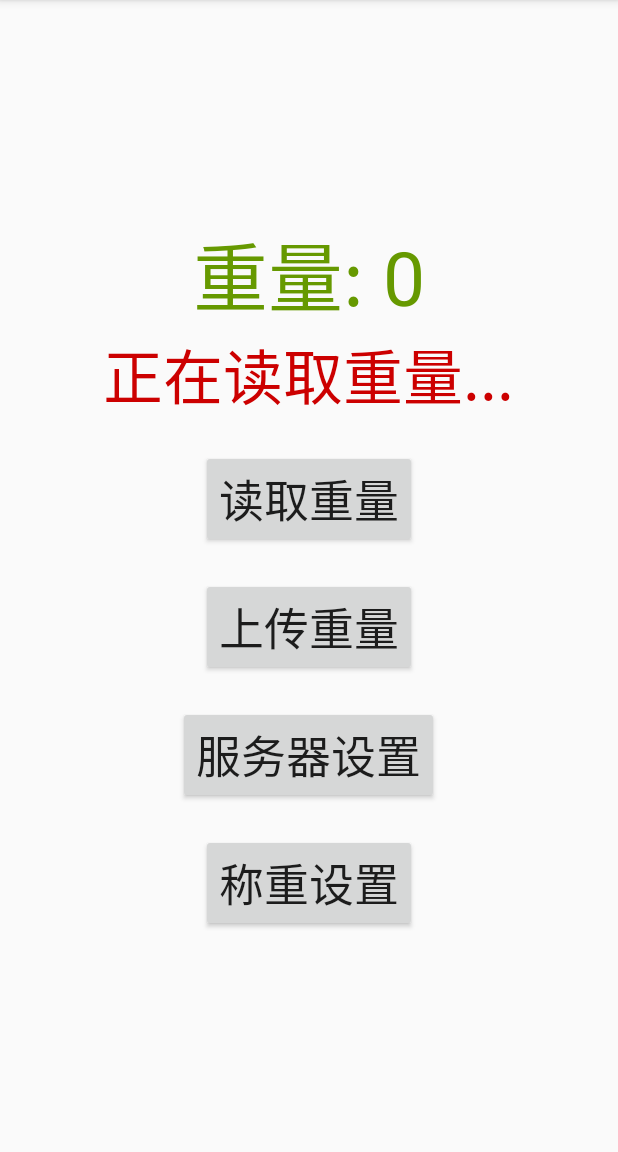
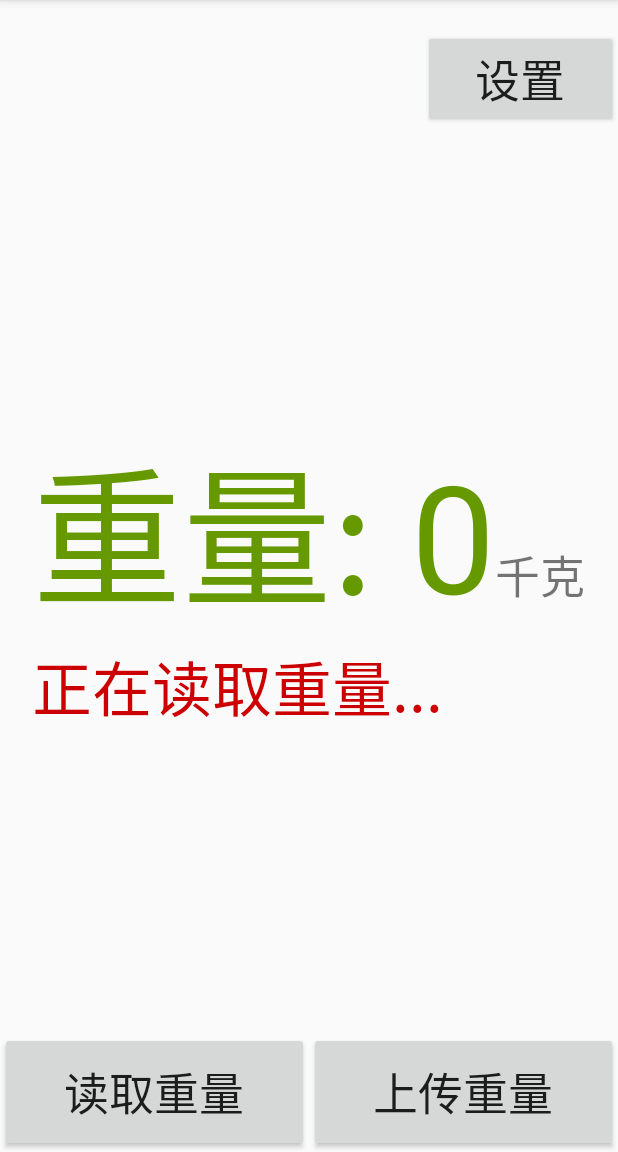
Before and after one commit to jelly-cai/pmzproject, an Android app: the screen it shows after launch (MainActivity), on a phone screen of 412 x 824 dp, the part 84-1236 px from its top. Run offline under Robolectric (Android 15) with nearby library versions, the phone set to English and light mode, and no system bars; libraries missing offline, so code that uses them is left out: com.kongqw.serialportlibrary, com.xuhao.didi; 5 statements that could not run were skipped.

Commit message:
完善功能

```diff
--- a/app/src/main/AndroidManifest.xml
+++ b/app/src/main/AndroidManifest.xml
@@ -19,8 +19,7 @@
                 <category android:name="android.intent.category.LAUNCHER" />
             </intent-filter>
         </activity>
-        <activity android:name=".ServerSetActivity" />
-        <activity android:name=".WeightSetActivity" />
+        <activity android:name=".SetActivity" />
     </application>
 
 </manifest>
--- a/app/src/main/java/com/jellycai/test/MainActivity.java
+++ b/app/src/main/java/com/jellycai/test/MainActivity.java
@@ -15,16 +15,20 @@ import android.widget.Toast;
 
 import com.kongqw.serialportlibrary.SerialPortManager;
 import com.kongqw.serialportlibrary.listener.OnSerialPortDataListener;
+import com.xuhao.didi.core.iocore.interfaces.IPulseSendable;
 import com.xuhao.didi.core.pojo.OriginalData;
+import com.xuhao.didi.core.protocol.IReaderProtocol;
 import com.xuhao.didi.socket.client.sdk.OkSocket;
 import com.xuhao.didi.socket.client.sdk.client.ConnectionInfo;
+import com.xuhao.didi.socket.client.sdk.client.OkSocketOptions;
 import com.xuhao.didi.socket.client.sdk.client.action.SocketActionAdapter;
 import com.xuhao.didi.socket.client.sdk.client.connection.IConnectionManager;
 
 import java.io.File;
+import java.nio.ByteOrder;
 
 import static android.widget.Toast.LENGTH_SHORT;
-import static com.jellycai.test.WeightSetActivity.DEFAULT_TIME;
+import static com.jellycai.test.SetActivity.DEFAULT_TIME;
 
 /**
  * 主页
@@ -40,10 +44,9 @@ public class MainActivity extends AppCompatActivity {
     private TextView tvResult;
     private Button btnOk;
     private Button btnSend;
-    private Button btnServerSet;
-    private Button btnWeightSet;
+    private Button btnSet;
 
-    private int[] weights = new int[3];
+    private double[] weights = new double[3];
 
     private IConnectionManager manager;
 
@@ -59,15 +62,14 @@ public class MainActivity extends AppCompatActivity {
     private void initView() {
         btnOk = findViewById(R.id.btn_ok);
         btnSend = findViewById(R.id.btn_send);
-        btnServerSet = findViewById(R.id.btn_server_set);
-        btnWeightSet = findViewById(R.id.btn_weight_set);
+        btnSet = findViewById(R.id.btn_set);
         tvResult = findViewById(R.id.tv_result);
     }
 
     @Override
     protected void onResume() {
         super.onResume();
-        boolean isAutoSend = SpUtils.getBooleanValue(MainActivity.this, ServerSetActivity.IS_AUTO_SEND, false);
+        boolean isAutoSend = SpUtils.getBooleanValue(MainActivity.this, SetActivity.IS_AUTO_SEND, false);
         if(isAutoSend){
             btnSend.setVisibility(View.GONE);
         }else{
@@ -85,24 +87,19 @@ public class MainActivity extends AppCompatActivity {
         btnSend.setOnClickListener(new View.OnClickListener() {
             @Override
             public void onClick(View v) {
-                int weight = getWeightForWeights();
+                double weight = getWeightForWeights();
                 if(weight != 0){
-                    sendWeight(weight);
+                    sendWeight();
                 }else{
                     Toast.makeText(MainActivity.this,"没有重量读数", LENGTH_SHORT).show();
                 }
             }
         });
-        btnServerSet.setOnClickListener(new View.OnClickListener() {
+
+        btnSet.setOnClickListener(new View.OnClickListener() {
             @Override
-            public void onClick(View v) {
-                ServerSetActivity.startActivity(MainActivity.this);
-            }
-        });
-        btnWeightSet.setOnClickListener(new View.OnClickListener() {
-            @Override
-            public void onClick(View v) {
-                WeightSetActivity.startActivity(MainActivity.this);
+            public void onClick(View view) {
+                SetActivity.startActivity(MainActivity.this);
             }
         });
     }
@@ -112,7 +109,7 @@ public class MainActivity extends AppCompatActivity {
      *
      * @param weight
      */
-    private void addWeight(int weight) {
+    private void addWeight(double weight) {
         boolean isAdd = false;
         for (int i = 0; i < weights.length; i++) {
             if (weights[i] == 0) {
@@ -135,7 +132,7 @@ public class MainActivity extends AppCompatActivity {
      * @return
      */
     private boolean isStable() {
-        int w = weights[0];
+        double w = weights[0];
         for (int i = 1; i < weights.length; i++) {
             if (w != weights[i]) {
                 return false;
@@ -148,7 +145,7 @@ public class MainActivity extends AppCompatActivity {
      * 从数组中获得最新重量
      * @return
      */
-    private int getWeightForWeights() {
+    private double getWeightForWeights() {
         for (int i = weights.length - 1; i >= 0; i--) {
             if(weights[i] != 0){
                 return weights[i];
@@ -174,15 +171,16 @@ public class MainActivity extends AppCompatActivity {
                 MainActivity.this.runOnUiThread(new Runnable() {
                     @Override
                     public void run() {
-                        tvResult.setText(weight + "");
+                        tvResult.setText(String.format("%.3f", weight/1000.0));
                     }
                 });
                 //判断读数是否已经稳定下来
-                addWeight(weight);
-                boolean isAutoSend = SpUtils.getBooleanValue(MainActivity.this, ServerSetActivity.IS_AUTO_SEND, false);
+                addWeight(weight / 1000.0);
+                boolean isAutoSend = SpUtils.getBooleanValue(MainActivity.this, SetActivity.IS_AUTO_SEND, false);
                 if (isAutoSend && isStable() && weights[0] != 0) {
                     stopLoopSendGetWeightMessage();
-                    sendWeight(weight);
+                    Log.d(TAG, "onDataReceived: 自动发送");
+                    sendWeight();
                 }
             }
 
@@ -195,9 +193,9 @@ public class MainActivity extends AppCompatActivity {
         startLoopSendGetWeightMessage();
     }
 
-    private void sendWeight(int weight) {
-        String ip = SpUtils.getStringValue(MainActivity.this, ServerSetActivity.IP_KEY);
-        int port = SpUtils.getIntegerValue(MainActivity.this, ServerSetActivity.PORT_KEY, 0);
+    private void sendWeight() {
+        String ip = SpUtils.getStringValue(MainActivity.this, SetActivity.IP_KEY);
+        int port = SpUtils.getIntegerValue(MainActivity.this, SetActivity.PORT_KEY, 0);
         if (TextUtils.isEmpty(ip) || port == 0) {
             Toast.makeText(MainActivity.this, "请设置服务器地址和端口", LENGTH_SHORT).show();
             return;
@@ -205,27 +203,57 @@ public class MainActivity extends AppCompatActivity {
         //连接参数设置(IP,端口号),这也是一个连接的唯一标识,不同连接,该参数中的两个值至少有其一不一样
         ConnectionInfo info = new ConnectionInfo(ip, port);
         //调用Socket,开启这次连接的通道,拿到通道Manager
+        if(manager == null){
             manager = OkSocket.open(info);
+            OkSocketOptions.Builder okOptionsBuilder = new OkSocketOptions.Builder();
+            okOptionsBuilder.setReaderProtocol(new IReaderProtocol() {
+                @Override
+                public int getHeaderLength() {
+                    return 2;
+                }
+
+                @Override
+                public int getBodyLength(byte[] header, ByteOrder byteOrder) {
+                    return 2;
+                }
+            });
+            manager.option(okOptionsBuilder.build());
             //注册Socket行为监听器,SocketActionAdapter是回调的Simple类,其他回调方法请参阅类文档
             manager.registerReceiver(new SocketActionAdapter() {
                 @Override
                 public void onSocketConnectionSuccess(ConnectionInfo info, String action) {
+                    MainActivity.this.runOnUiThread(new Runnable() {
+                        @Override
+                        public void run() {
+                            Log.d(TAG, "run: 连接成功");
                             Toast.makeText(MainActivity.this, "连接成功", LENGTH_SHORT).show();
+                            manager.send(new SendWeightData(getWeightForWeights()));
+                        }
+                    });
                 }
 
                 @Override
-            public void onSocketReadResponse(ConnectionInfo info, String action, OriginalData data) {
+                public void onSocketReadResponse(ConnectionInfo info, String action, final OriginalData data) {
                     super.onSocketReadResponse(info, action, data);
+                    MainActivity.this.runOnUiThread(new Runnable() {
+                        @Override
+                        public void run() {
                             String response = new String(data.getBodyBytes());
+                            Log.d(TAG, "run: " + response);
                             Toast.makeText(MainActivity.this, response, LENGTH_SHORT).show();
                             handler.removeCallbacks(sendWeightTask);
                             startLoopSendGetWeightMessage();
+                            closeConnect();
                         }
                     });
+                }
+            });
+        }else{
+            manager.switchConnectionInfo(info);
+        }
         //调用通道进行连接
         manager.connect();
-        manager.send(new SendWeightData(weight));
-        handler.postDelayed(sendWeightTask,20 * 1000);
+        handler.postDelayed(sendWeightTask,50 * 1000);
     }
 
 
@@ -234,7 +262,7 @@ public class MainActivity extends AppCompatActivity {
      * 开启循环获取重量
      */
     private void startLoopSendGetWeightMessage() {
-        int time = SpUtils.getIntegerValue(MainActivity.this, WeightSetActivity.TIME_KEY, DEFAULT_TIME);
+        int time = SpUtils.getIntegerValue(MainActivity.this, SetActivity.TIME_KEY, DEFAULT_TIME);
         handler.postDelayed(sendGetWeightTask, time * 1000);
     }
 
@@ -266,7 +294,7 @@ public class MainActivity extends AppCompatActivity {
         @Override
         public void run() {
             handler.sendEmptyMessage(1);
-            int time = SpUtils.getIntegerValue(MainActivity.this, WeightSetActivity.TIME_KEY, DEFAULT_TIME);
+            int time = SpUtils.getIntegerValue(MainActivity.this, SetActivity.TIME_KEY, DEFAULT_TIME);
             handler.postDelayed(this, time * 1000);
         }
     };
@@ -274,12 +302,16 @@ public class MainActivity extends AppCompatActivity {
     private Runnable sendWeightTask = new Runnable() {
         @Override
         public void run() {
-            if(manager != null){
-                manager.disconnect();
-                manager = null;
-            }
-            sendWeight(getWeightForWeights());
+            Log.d(TAG, "run: 无响应，发送成功");
+            closeConnect();
+            sendWeight();
         }
     };
 
+    private void closeConnect(){
+        if(manager != null){
+            manager.disconnect();
         }
+    }
+
+}
--- a/app/src/main/res/layout/activity_main.xml
+++ b/app/src/main/res/layout/activity_main.xml
@@ -1,5 +1,5 @@
 <?xml version="1.0" encoding="utf-8"?>
-<LinearLayout xmlns:android="http://schemas.android.com/apk/res/android"
+<RelativeLayout xmlns:android="http://schemas.android.com/apk/res/android"
     xmlns:tools="http://schemas.android.com/tools"
     android:layout_width="match_parent"
     android:layout_height="match_parent"
@@ -7,13 +7,34 @@
     android:gravity="center"
     tools:context=".MainActivity">
 
+
+    <LinearLayout
+        android:layout_width="wrap_content"
+        android:layout_height="wrap_content"
+        android:orientation="vertical"
+        android:layout_centerInParent="true">
+
+        <LinearLayout
+            android:layout_width="wrap_content"
+            android:layout_height="wrap_content">
+
             <TextView
                 android:id="@+id/tv_result"
                 android:layout_width="wrap_content"
                 android:layout_height="wrap_content"
                 android:text="重量: 0"
                 android:textColor="@android:color/holo_green_dark"
-        android:textSize="50sp" />
+                android:textSize="100sp" />
+
+            <TextView
+                android:layout_width="wrap_content"
+                android:layout_height="wrap_content"
+                android:textSize="30sp"
+                android:text="千克">
+            </TextView>
+
+        </LinearLayout>
+
 
         <TextView
             android:id="@+id/tv_upload_status"
@@ -23,40 +44,44 @@
             android:textColor="@android:color/holo_red_dark"
             android:textSize="40sp" />
 
+    </LinearLayout>
+
+    <LinearLayout
+        android:layout_width="match_parent"
+        android:layout_height="100dp"
+        android:layout_alignParentBottom="true">
+
         <Button
             android:id="@+id/btn_ok"
-        android:layout_width="wrap_content"
-        android:layout_height="wrap_content"
+            android:layout_width="0dp"
+            android:layout_height="match_parent"
             android:layout_marginTop="20dp"
+            android:layout_weight="1"
             android:textSize="30sp"
             android:text="读取重量">
         </Button>
 
         <Button
             android:id="@+id/btn_send"
-        android:layout_width="wrap_content"
-        android:layout_height="wrap_content"
+            android:layout_width="0dp"
+            android:layout_height="match_parent"
             android:layout_marginTop="20dp"
+            android:layout_weight="1"
             android:textSize="30sp"
             android:text="上传重量">
         </Button>
 
+    </LinearLayout>
+
+
     <Button
-        android:id="@+id/btn_server_set"
-        android:layout_width="wrap_content"
+        android:id="@+id/btn_set"
+        android:layout_width="130dp"
         android:layout_height="wrap_content"
+        android:layout_alignParentRight="true"
         android:layout_marginTop="20dp"
         android:textSize="30sp"
-        android:text="服务器设置">
+        android:text="设置">
     </Button>
 
-    <Button
-        android:id="@+id/btn_weight_set"
-        android:layout_width="wrap_content"
-        android:layout_height="wrap_content"
-        android:layout_marginTop="20dp"
-        android:textSize="30sp"
-        android:text="称重设置">
-    </Button>
-
-</LinearLayout>
+</RelativeLayout>
```
Also changed, not shown: app/src/main/java/com/jellycai/test/SendWeightData.java (+40 -17 lines), app/src/main/java/com/jellycai/test/SetActivity.java (renamed from app/src/main/java/com/jellycai/test/ServerSetActivity.java, +30 -6 lines), app/src/main/java/com/jellycai/test/WeightSetActivity.java (deleted, +0 -65 lines), app/src/main/res/layout/activity_set.xml (renamed from app/src/main/res/layout/activity_server_set.xml, +14 -0 lines), app/src/main/res/layout/activity_weight_set.xml (deleted, +0 -41 lines). Lines whose indentation alone changed are shown as unchanged.
